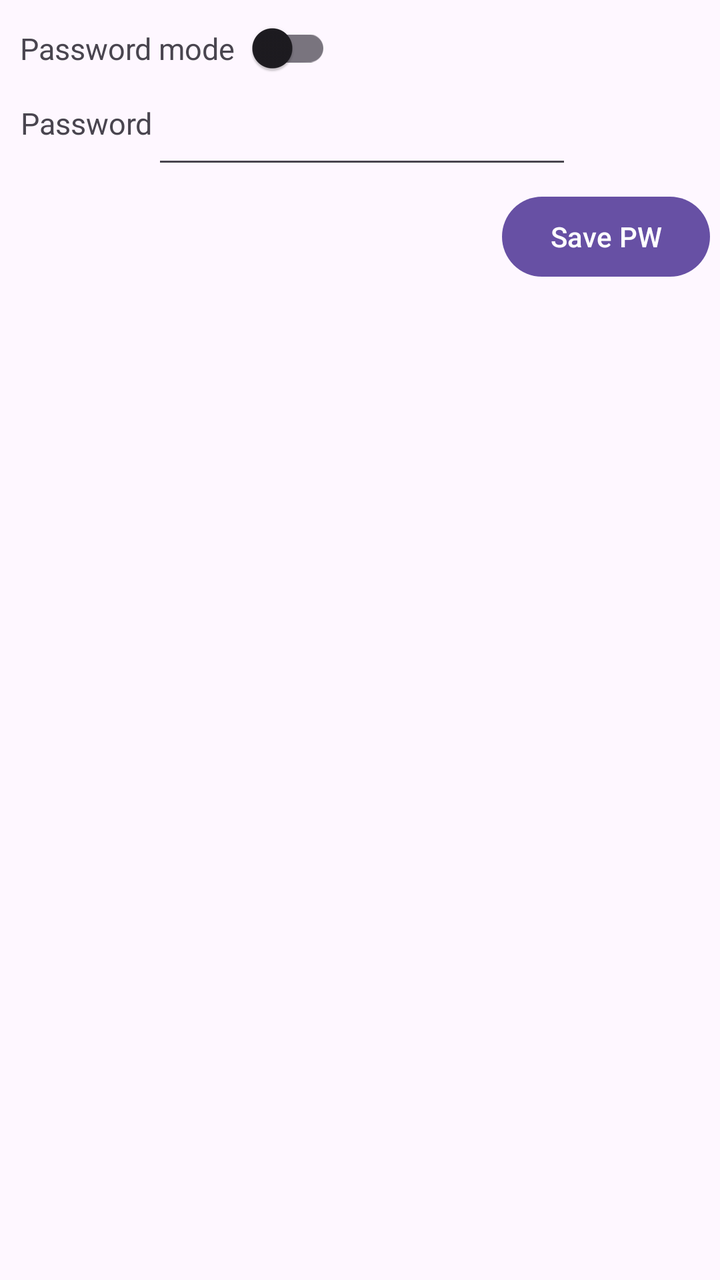
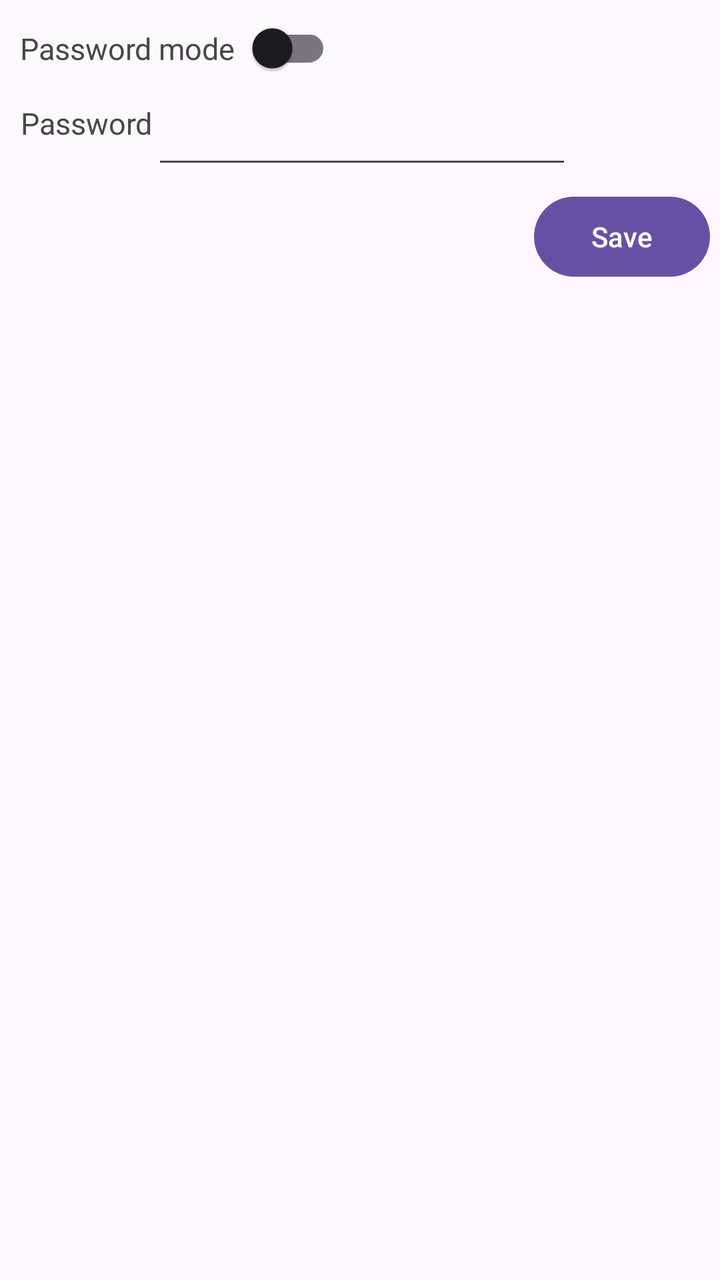

Compare the two renders of this Android layout. The source of the first and the diff that turns it into the second are given below.
<!-- AndroidManifest.xml: application theme Theme.Kotlin -->
<!-- res/layout/activity_setting.xml -->
<?xml version="1.0" encoding="utf-8"?>
<androidx.constraintlayout.widget.ConstraintLayout xmlns:android="http://schemas.android.com/apk/res/android"
    xmlns:app="http://schemas.android.com/apk/res-auto"
    xmlns:tools="http://schemas.android.com/tools"
    android:id="@+id/main"
    android:layout_width="match_parent"
    android:layout_height="match_parent"
    tools:context=".SettingActivity">

    <TextView
        android:id="@+id/txt_pwMode"
        android:layout_width="wrap_content"
        android:layout_height="wrap_content"
        android:layout_margin="10dp"
        android:text="@string/password_mode"
        android:textSize="15sp"
        app:layout_constraintBottom_toBottomOf="@+id/password_switch"
        app:layout_constraintStart_toStartOf="parent"
        app:layout_constraintTop_toTopOf="@+id/password_switch" />

    <androidx.appcompat.widget.SwitchCompat
        android:id="@+id/password_switch"
        android:layout_width="wrap_content"
        android:layout_height="wrap_content"

        app:layout_constraintStart_toEndOf="@id/txt_pwMode"
        app:layout_constraintTop_toTopOf="parent" />

    <TextView
        android:id="@+id/textView3"
        android:layout_width="wrap_content"
        android:layout_height="wrap_content"
        android:gravity="center"
        android:text="@string/password"
        android:textSize="15sp"
        app:layout_constraintBottom_toBottomOf="@+id/password"
        app:layout_constraintStart_toStartOf="@+id/txt_pwMode" />

    <EditText
        android:id="@+id/password"
        android:layout_width="wrap_content"
        android:layout_height="wrap_content"
        android:ems="10"
        android:inputType="textPassword"
        app:layout_constraintStart_toEndOf="@+id/textView3"
        app:layout_constraintTop_toBottomOf="@+id/password_switch" />

    <Button
        android:id="@+id/save"
        android:layout_width="wrap_content"
        android:layout_height="wrap_content"
        android:layout_margin="5dp"
        android:text="@string/save_pw"
        app:layout_constraintEnd_toEndOf="parent"
        app:layout_constraintTop_toBottomOf="@+id/password" />


</androidx.constraintlayout.widget.ConstraintLayout>
<!-- resources referenced by this layout -->
<resources>
  <string name="password">Password\n</string>
  <string name="password_mode">Password mode</string>
  <string name="save_pw">Save PW</string>
  <style name="Theme.Kotlin" parent="Base.Theme.Kotlin" />
  <style name="Base.Theme.Kotlin" parent="Theme.Material3.DayNight.NoActionBar">
          
          
      </style>
</resources>

<!-- the commit's change to res/layout/activity_setting.xml (unified diff, before → after) -->
@@ -50,7 +50,7 @@
         android:layout_width="wrap_content"
         android:layout_height="wrap_content"
         android:layout_margin="5dp"
-        android:text="@string/save_pw"
+        android:text="@string/save"
         app:layout_constraintEnd_toEndOf="parent"
         app:layout_constraintTop_toBottomOf="@+id/password" />
 
<!-- resource entries referenced after the edit -->
@@ -2,7 +2,7 @@
 <resources>
   <string name="password">Password\n</string>
   <string name="password_mode">Password mode</string>
-  <string name="save_pw">Save PW</string>
+  <string name="save">Save</string>
   <style name="Theme.Kotlin" parent="Base.Theme.Kotlin" />
   <style name="Base.Theme.Kotlin" parent="Theme.Material3.DayNight.NoActionBar">
           
